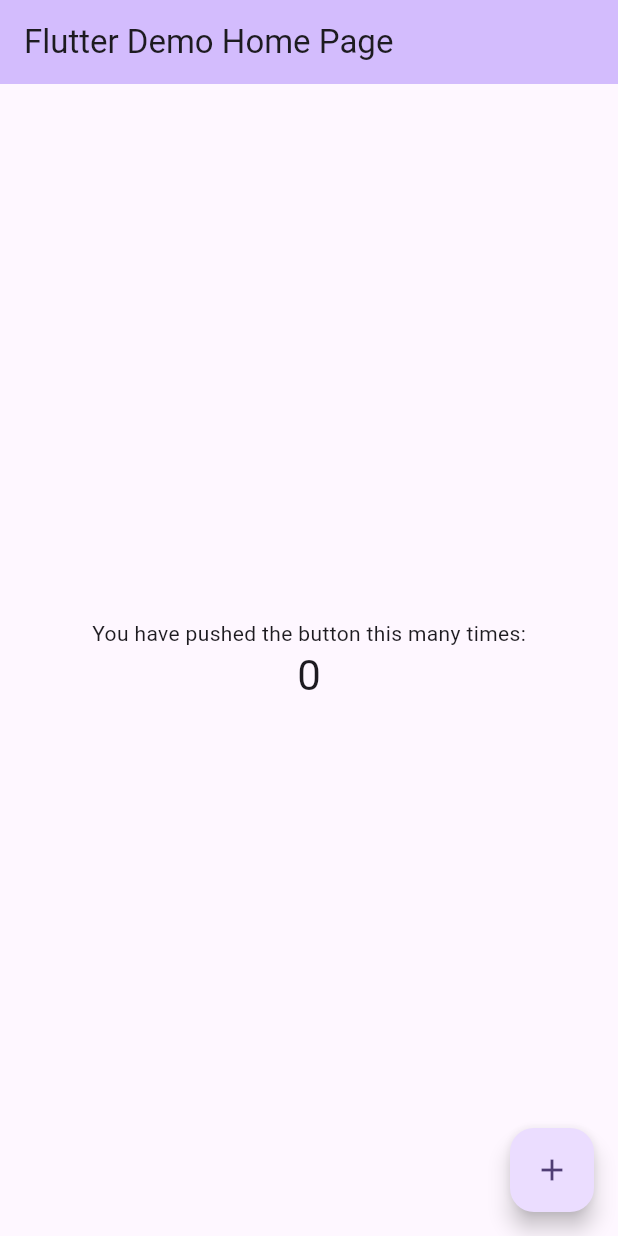
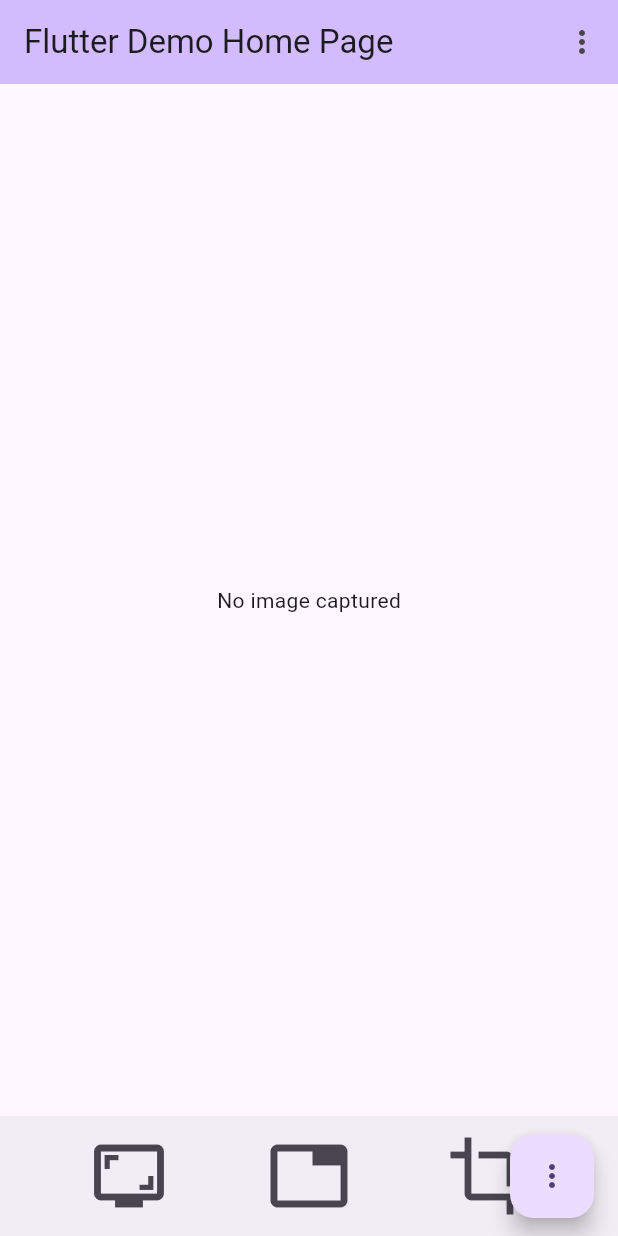
Before and after one commit to r0227n/retouch_screen_shot, a Flutter app: the screen it shows after launch, on a phone screen of 412 x 824 dp. Run offline on Flutter 3.47's test engine with Material 3 defaults, Android fonts, the phone set to English and light mode, and no system bars; missing offline and left inert: screen_capturer.

Commit message:
Mock UI (#2)
* add: UI雛形作成

* add: FutureBuilder

* edit: BottomNavigation のIcon表示ロジック修正

* add: option ui雛形

````diff
--- a/lib/main.dart
+++ b/lib/main.dart
@@ -1,7 +1,62 @@
-import 'dart:typed_data';
+import 'dart:typed_data' show Uint8List;
 import 'package:flutter/material.dart';
 import 'package:screen_capturer/screen_capturer.dart';
 import 'package:image/image.dart' as img;
+
+extension Uint8ListX on Uint8List {
+  /// Adds a text overlay to an image.
+  ///
+  /// This function takes a string of text and overlays it onto an image at the specified
+  /// coordinates. The text is drawn with a semi-transparent background to ensure readability.
+  ///
+  /// Parameters:
+  /// - `text` (String): The text to be added to the image.
+  /// - `x` (int, optional): The x-coordinate where the text will be placed. Default is 10.
+  /// - `y` (int, optional): The y-coordinate where the text will be placed. Default is 10.
+  /// - `textHeight` (int, optional): The height of the text background. Default is 30.
+  ///
+  /// Returns:
+  /// - `Uint8List`: The modified image with the text overlay. If the original image cannot be
+  ///   decoded, the function returns the original image.
+  ///
+  /// Example:
+  /// ```dart
+  /// Uint8List modifiedImage = addTextToImage('Hello, World!', x: 50, y: 50, textHeight: 40);
+  /// ```
+  Uint8List addTextToImage(
+    String text, {
+    int x = 10,
+    int y = 10,
+    int textHeight = 30,
+  }) {
+    img.Image? originalImage = img.decodeImage(this);
+    if (originalImage == null) return this;
+
+    int maxWidth = originalImage.width - 20;
+
+    // Draw background
+    img.fillRect(
+      originalImage,
+      x1: x,
+      y1: y,
+      x2: x + maxWidth,
+      y2: y + textHeight,
+      color: img.ColorRgba8(0, 0, 0, 128),
+    );
+
+    // Draw the timestamp on the image
+    img.drawString(
+      originalImage,
+      text,
+      x: 10,
+      y: 10,
+      font: img.arial24,
+      color: img.ColorRgb8(0, 0, 0),
+    );
+
+    return Uint8List.fromList(img.encodePng(originalImage));
+  }
+}
 
 void main() {
   runApp(const MyApp());
@@ -14,6 +69,7 @@ class MyApp extends StatelessWidget {
   @override
   Widget build(BuildContext context) {
     return MaterialApp(
+      debugShowCheckedModeBanner: false,
       title: 'Flutter Demo',
       theme: ThemeData(
         // This is the theme of your application.
@@ -58,136 +114,141 @@ class MyHomePage extends StatefulWidget {
 }
 
 class _MyHomePageState extends State<MyHomePage> {
-  int _counter = 0;
-  Uint8List? _imageData;
+  late Future<Uint8List?> _futureImage;
 
-  /// Adds a timestamp to the given image data.
-  ///
-  /// This function decodes the provided image data, adds a timestamp at the
-  /// specified position, and returns the modified image data.
-  ///
-  /// The timestamp is drawn with a semi-transparent black background to ensure
-  /// readability.
-  ///
-  /// Parameters:
-  /// - `imageData` (`Uint8List`): The original image data.
-  /// - `x` (`int`, optional): The x-coordinate of the top-left corner of the
-  ///   timestamp. Default is 10.
-  /// - `y` (`int`, optional): The y-coordinate of the top-left corner of the
-  ///   timestamp. Default is 10.
-  /// - `textHeight` (`int`, optional): The height of the text background.
-  ///   Default is 30.
-  ///
-  /// Returns:
-  /// - `Uint8List`: The modified image data with the timestamp added.
-  Uint8List addTimestampToImage(
-    Uint8List imageData, {
-    int x = 10,
-    int y = 10,
-    int textHeight = 30,
-  }) {
-    img.Image? originalImage = img.decodeImage(imageData);
-    if (originalImage == null) return imageData;
-
-    String timestamp = DateTime.now().toLocal().toString();
-
-    int maxWidth = originalImage.width - 20;
-
-    // Draw background
-    img.fillRect(
-      originalImage,
-      x1: x,
-      y1: y,
-      x2: x + maxWidth,
-      y2: y + textHeight,
-      color: img.ColorRgba8(0, 0, 0, 128),
-    );
-
-    // Draw the timestamp on the image
-    img.drawString(
-      originalImage,
-      timestamp,
-      x: 10,
-      y: 10,
-      font: img.arial24,
-      color: img.ColorRgb8(0, 0, 0),
-    );
-
-    return Uint8List.fromList(img.encodePng(originalImage));
-  }
-
-  void _incrementCounter() async {
-    CapturedData? capturedData = await screenCapturer.capture(
-      mode: CaptureMode.region,
-      imagePath: null,
-      silent: false,
-    );
-    screenCapturer.isAccessAllowed();
-    final hoge = addTimestampToImage(capturedData!.imageBytes!);
-    setState(() {
-      _imageData = hoge;
-      // This call to setState tells the Flutter framework that something has
-      // changed in this State, which causes it to rerun the build method below
-      // so that the display can reflect the updated values. If we changed
-      // _counter without calling setState(), then the build method would not be
-      // called again, and so nothing would appear to happen.
-      _counter++;
-    });
+  @override
+  void initState() {
+    super.initState();
+    _futureImage = Future.value(null);
   }
 
   @override
   Widget build(BuildContext context) {
-    // This method is rerun every time setState is called, for instance as done
-    // by the _incrementCounter method above.
-    //
-    // The Flutter framework has been optimized to make rerunning build methods
-    // fast, so that you can just rebuild anything that needs updating rather
-    // than having to individually change instances of widgets.
     return Scaffold(
       appBar: AppBar(
-        // TRY THIS: Try changing the color here to a specific color (to
-        // Colors.amber, perhaps?) and trigger a hot reload to see the AppBar
-        // change color while the other colors stay the same.
         backgroundColor: Theme.of(context).colorScheme.inversePrimary,
-        // Here we take the value from the MyHomePage object that was created by
-        // the App.build method, and use it to set our appbar title.
         title: Text(widget.title),
+        actions: [
+          MenuAnchor(
+            menuChildren: <Widget>[
+              MenuItemButton(
+                child: const Text('Settings'),
+                onPressed: () {
+                  _showMenuDialog(context: context, children: const [
+                    Text('About'),
+                  ]);
+                },
+              ),
+              MenuItemButton(
+                child: const Text('License'),
+                onPressed: () {
+                  // TODO: license dialog
+                },
+              ),
+            ],
+            builder: (BuildContext context, MenuController controller, Widget? child) {
+              return IconButton(
+                onPressed: () {
+                  if (controller.isOpen) {
+                    controller.close();
+                  } else {
+                    controller.open();
+                  }
+                },
+                icon: const Icon(Icons.more_vert),
+              );
+            },
+          ),
+        ],
       ),
       body: Center(
-        // Center is a layout widget. It takes a single child and positions it
-        // in the middle of the parent.
-        child: Column(
-          // Column is also a layout widget. It takes a list of children and
-          // arranges them vertically. By default, it sizes itself to fit its
-          // children horizontally, and tries to be as tall as its parent.
-          //
-          // Column has various properties to control how it sizes itself and
-          // how it positions its children. Here we use mainAxisAlignment to
-          // center the children vertically; the main axis here is the vertical
-          // axis because Columns are vertical (the cross axis would be
-          // horizontal).
-          //
-          // TRY THIS: Invoke "debug painting" (choose the "Toggle Debug Paint"
-          // action in the IDE, or press "p" in the console), to see the
-          // wireframe for each widget.
-          mainAxisAlignment: MainAxisAlignment.center,
-          children: <Widget>[
-            if (_imageData != null) Image.memory(_imageData!),
-            const Text(
-              'You have pushed the button this many times:',
-            ),
-            Text(
-              '$_counter',
-              style: Theme.of(context).textTheme.headlineMedium,
-            ),
-          ],
+        child: FutureBuilder(
+          future: _futureImage,
+          builder: (context, snapshot) {
+            if (snapshot.hasError) {
+              return Text('Error: ${snapshot.error}');
+            }
+
+            return switch ((snapshot.connectionState, snapshot.data)) {
+              (ConnectionState.waiting, null) => const CircularProgressIndicator(),
+              (ConnectionState.done, null) => const Text('No image captured'),
+              (ConnectionState.done, Uint8List data) => Image.memory(
+                  data,
+                  frameBuilder: (context, child, frame, wasSynchronouslyLoaded) {
+                    if (wasSynchronouslyLoaded) {
+                      return child;
+                    } else {
+                      return AnimatedSwitcher(
+                        duration: const Duration(milliseconds: 200),
+                        child: frame != null ? child : const CircularProgressIndicator(),
+                      );
+                    }
+                  },
+                ),
+              _ => const Text('Capturing...'),
+            };
+          },
         ),
       ),
+      floatingActionButtonLocation: FloatingActionButtonLocation.endContained,
       floatingActionButton: FloatingActionButton(
-        onPressed: _incrementCounter,
-        tooltip: 'Increment',
-        child: const Icon(Icons.add),
-      ), // This trailing comma makes auto-formatting nicer for build methods.
+        onPressed: () {},
+        tooltip: 'More options',
+        child: const Icon(Icons.more_vert),
+      ),
+      bottomNavigationBar: BottomAppBar(
+        child: Row(mainAxisAlignment: MainAxisAlignment.center, children: [
+          for (final mode in [CaptureMode.screen, CaptureMode.window, CaptureMode.region])
+            IconButton(
+              padding: const EdgeInsets.symmetric(horizontal: 32.0),
+              iconSize: 56.0,
+              onPressed: () => setState(() {
+                _futureImage = screenCapturer
+                    .capture(
+                  mode: mode,
+                  imagePath: null,
+                  silent: false,
+                )
+                    .then((value) {
+                  if (value?.imageBytes != null) {
+                    return value!.imageBytes!.addTextToImage(DateTime.now().toLocal().toString());
+                  }
+                  return null;
+                });
+              }),
+              tooltip: switch (mode) {
+                CaptureMode.screen => 'Capture Entire Screen',
+                CaptureMode.window => 'Capture Selected Window',
+                CaptureMode.region => 'Capture Selected Region'
+              },
+              icon: switch (mode) {
+                CaptureMode.screen => const Icon(Icons.screenshot_monitor),
+                CaptureMode.window => const Icon(Icons.tab_outlined),
+                CaptureMode.region => const Icon(Icons.crop)
+              },
+            ),
+        ]),
+      ),
+    );
+  }
+
+  Future<void> _showMenuDialog({
+    required BuildContext context,
+    required List<Widget> children,
+  }) {
+    return showDialog<void>(
+      context: context,
+      builder: (BuildContext context) {
+        return AlertDialog(
+          content: SizedBox(
+            width: MediaQuery.of(context).size.width * 0.8,
+            child: SingleChildScrollView(
+              child: ListBody(children: children),
+            ),
+          ),
+          contentPadding: const EdgeInsets.all(32.0),
+        );
+      },
     );
   }
 }
````
